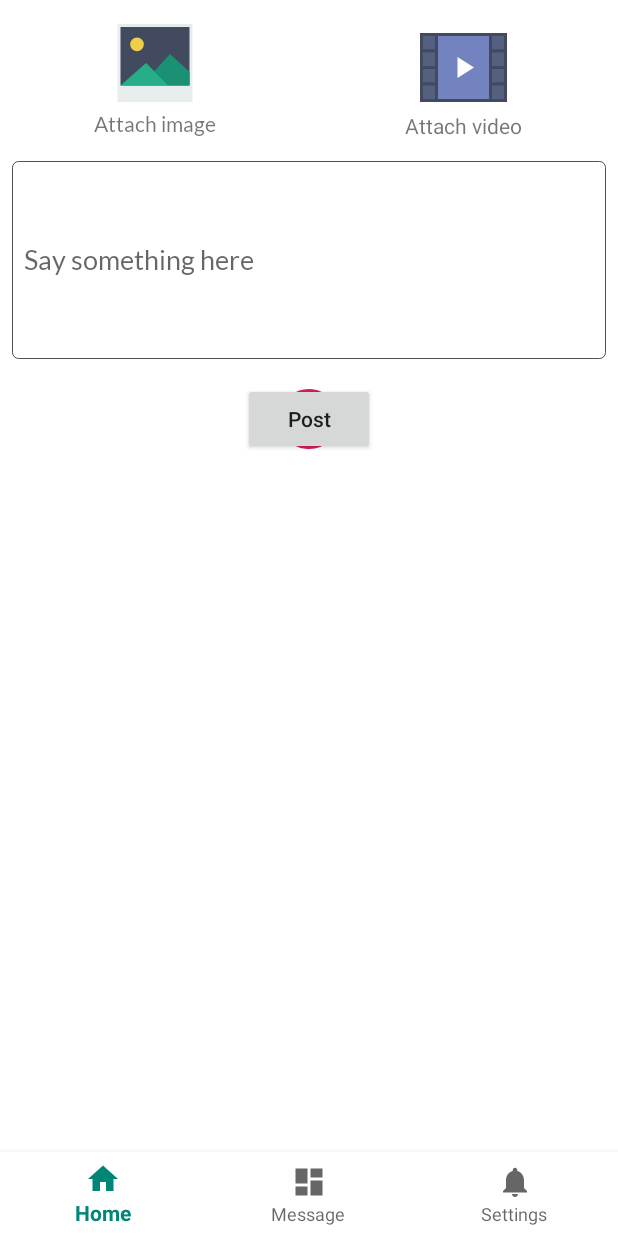
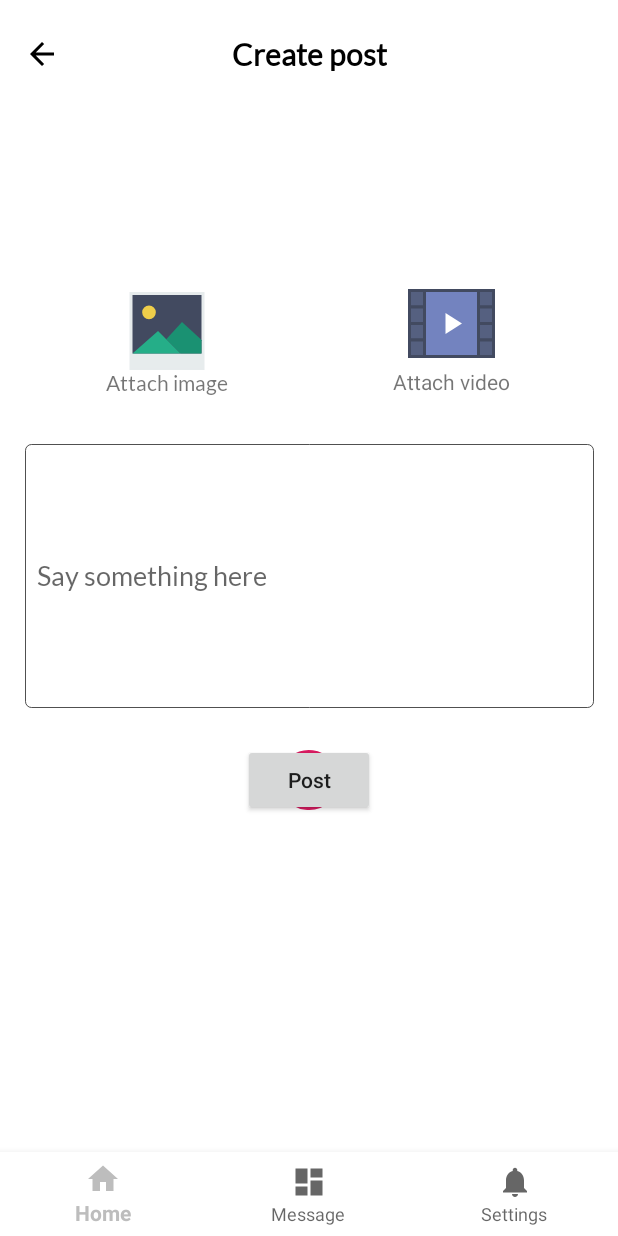
Before and after one commit to Jeff-Emuveyan/Memo, an Android app: the CreatePostFragment screen opened through its navigation route, on a phone screen of 412 x 824 dp. Run offline under Robolectric (Android 15) with nearby library versions, the phone set to English and light mode, and no system bars; our stand-ins replace Firebase (no records; nobody signed in at launch, a user with empty details on screens opened directly), Room's generated code, navigation-ui; libraries missing offline, so code that uses them is left out: com.firebase.ui.

Commit message:
UI Improvements

```diff
--- /dev/null
+++ b/app/src/main/res/drawable/ic_arrow_back_black.xml
@@ -0,0 +1,9 @@
+<vector xmlns:android="http://schemas.android.com/apk/res/android"
+        android:width="24dp"
+        android:height="24dp"
+        android:viewportWidth="24.0"
+        android:viewportHeight="24.0">
+    <path
+        android:fillColor="#FF000000"
+        android:pathData="M20,11H7.83l5.59,-5.59L12,4l-8,8 8,8 1.41,-1.41L7.83,13H20v-2z"/>
+</vector>
--- /dev/null
+++ b/app/src/main/res/drawable/ic_black_dots.xml
@@ -0,0 +1,9 @@
+<vector xmlns:android="http://schemas.android.com/apk/res/android"
+        android:width="24dp"
+        android:height="24dp"
+        android:viewportWidth="24.0"
+        android:viewportHeight="24.0">
+    <path
+        android:fillColor="#FF000000"
+        android:pathData="M12,8c1.1,0 2,-0.9 2,-2s-0.9,-2 -2,-2 -2,0.9 -2,2 0.9,2 2,2zM12,10c-1.1,0 -2,0.9 -2,2s0.9,2 2,2 2,-0.9 2,-2 -0.9,-2 -2,-2zM12,16c-1.1,0 -2,0.9 -2,2s0.9,2 2,2 2,-0.9 2,-2 -0.9,-2 -2,-2z"/>
+</vector>
--- a/app/src/main/res/layout/create_post_fragment.xml
+++ b/app/src/main/res/layout/create_post_fragment.xml
@@ -12,74 +12,73 @@
         android:id="@+id/imageView"
         android:layout_width="wrap_content"
         android:layout_height="wrap_content"
-        android:layout_marginTop="16dp"
-        app:layout_constraintEnd_toStartOf="@+id/guideline3"
-        app:layout_constraintStart_toStartOf="parent"
-        app:layout_constraintTop_toTopOf="parent"
+        app:layout_constraintBottom_toTopOf="@+id/textView5"
+        app:layout_constraintEnd_toEndOf="@+id/textView5"
+        app:layout_constraintStart_toStartOf="@+id/textView5"
         app:srcCompat="@drawable/ic_picture" />
 
     <TextView
         android:id="@+id/textView5"
         android:layout_width="wrap_content"
         android:layout_height="wrap_content"
-        android:layout_marginTop="6dp"
+        android:layout_marginBottom="32dp"
         android:fontFamily="@font/lato"
         android:text="@string/attach_image"
-        app:layout_constraintEnd_toEndOf="@+id/imageView"
-        app:layout_constraintStart_toStartOf="@+id/imageView"
-        app:layout_constraintTop_toBottomOf="@+id/imageView" />
+        app:layout_constraintBottom_toTopOf="@+id/editText"
+        app:layout_constraintEnd_toStartOf="@+id/guideline3"
+        app:layout_constraintStart_toStartOf="@+id/editText" />
 
 
     <ImageView
         android:id="@+id/imageView4"
         android:layout_width="wrap_content"
         android:layout_height="wrap_content"
-        android:layout_marginTop="16dp"
+        android:adjustViewBounds="true"
         android:fontFamily="@font/lato"
-        android:adjustViewBounds="true"
         android:scaleType="matrix"
-        app:layout_constraintEnd_toEndOf="parent"
-        app:layout_constraintStart_toStartOf="@+id/guideline3"
-        app:layout_constraintTop_toTopOf="parent"
+        app:layout_constraintBottom_toTopOf="@+id/textView6"
+        app:layout_constraintEnd_toEndOf="@+id/textView6"
+        app:layout_constraintStart_toStartOf="@+id/textView6"
         app:srcCompat="@drawable/ic_video_player" />
 
     <TextView
         android:id="@+id/textView6"
         android:layout_width="wrap_content"
         android:layout_height="wrap_content"
+        android:layout_marginBottom="32dp"
         android:text="@string/attach_video"
-        app:layout_constraintEnd_toEndOf="@+id/imageView4"
-        app:layout_constraintStart_toStartOf="@+id/imageView4"
-        app:layout_constraintTop_toBottomOf="@+id/imageView4" />
+        app:layout_constraintBottom_toTopOf="@+id/editText"
+        app:layout_constraintEnd_toEndOf="@+id/editText"
+        app:layout_constraintStart_toStartOf="@+id/guideline3" />
 
 
     <EditText
         android:id="@+id/editText"
-        android:layout_width="0dp"
+        android:layout_width="379dp"
         android:layout_height="wrap_content"
-        android:layout_marginStart="8dp"
-        android:layout_marginTop="16dp"
-        android:layout_marginEnd="8dp"
+        android:layout_marginStart="16dp"
+        android:layout_marginEnd="16dp"
+        android:background="@drawable/rectangle_lightblack_border"
         android:ems="10"
         android:fontFamily="@font/lato"
         android:hint="@string/say_something_here"
         android:inputType="textMultiLine"
-        android:lines="6"
+        android:lines="8"
         android:maxLength="200"
         android:paddingStart="8dp"
         android:paddingLeft="8dp"
         android:paddingEnd="8dp"
         android:paddingRight="8dp"
-        android:background="@drawable/rectangle_lightblack_border"
+        app:layout_constraintBottom_toTopOf="@+id/guideline"
         app:layout_constraintEnd_toEndOf="parent"
         app:layout_constraintStart_toStartOf="parent"
-        app:layout_constraintTop_toBottomOf="@+id/textView5" />
+        app:layout_constraintTop_toTopOf="@+id/guideline" />
 
     <Button
         android:id="@+id/postButton"
         android:layout_width="wrap_content"
         android:layout_height="wrap_content"
-        android:layout_marginTop="16dp"
+        android:layout_marginTop="24dp"
         android:text="@string/post"
         android:textAllCaps="false"
         app:layout_constraintEnd_toEndOf="parent"
@@ -103,5 +102,36 @@
         android:orientation="vertical"
         app:layout_constraintGuide_percent="0.5" />
 
+    <TextView
+        android:id="@+id/textView"
+        android:layout_width="wrap_content"
+        android:layout_height="wrap_content"
+        android:layout_marginTop="24dp"
+        android:fontFamily="@font/lato"
+        android:text="Create post"
+        android:textColor="@color/black"
+        android:textSize="20sp"
+        android:textStyle="bold"
+        app:layout_constraintEnd_toEndOf="parent"
+        app:layout_constraintStart_toStartOf="parent"
+        app:layout_constraintTop_toTopOf="parent" />
+
+    <androidx.constraintlayout.widget.Guideline
+        android:id="@+id/guideline"
+        android:layout_width="wrap_content"
+        android:layout_height="wrap_content"
+        android:orientation="horizontal"
+        app:layout_constraintGuide_percent="0.5" />
+
+    <ImageView
+        android:id="@+id/imageView3"
+        android:layout_width="wrap_content"
+        android:layout_height="wrap_content"
+        android:layout_marginStart="16dp"
+        android:layout_marginTop="24dp"
+        android:src="@drawable/ic_arrow_back_black"
+        app:layout_constraintStart_toStartOf="parent"
+        app:layout_constraintTop_toTopOf="parent" />
+
 
 </androidx.constraintlayout.widget.ConstraintLayout>
--- a/app/src/main/res/layout/fragment_home.xml
+++ b/app/src/main/res/layout/fragment_home.xml
@@ -15,6 +15,7 @@
         android:layout_marginEnd="8dp"
         android:textAlignment="center"
         android:textSize="20sp"
+        app:layout_constraintBottom_toBottomOf="parent"
         app:layout_constraintEnd_toEndOf="parent"
         app:layout_constraintStart_toStartOf="parent"
         app:layout_constraintTop_toTopOf="parent" />
@@ -29,4 +30,24 @@
         app:layout_constraintBottom_toBottomOf="parent"
         app:layout_constraintEnd_toEndOf="parent"
         app:srcCompat="@drawable/ic_create" />
+
+    <ImageView
+        android:id="@+id/imageView2"
+        android:layout_width="wrap_content"
+        android:layout_height="wrap_content"
+        android:layout_marginTop="24dp"
+        android:layout_marginEnd="16dp"
+        app:layout_constraintEnd_toEndOf="parent"
+        app:layout_constraintTop_toTopOf="parent"
+        app:srcCompat="@drawable/ic_black_dots" />
+
+    <ImageView
+        android:id="@+id/imageView6"
+        android:layout_width="wrap_content"
+        android:layout_height="wrap_content"
+        android:layout_marginStart="16dp"
+        android:layout_marginTop="24dp"
+        app:layout_constraintStart_toStartOf="parent"
+        app:layout_constraintTop_toTopOf="parent"
+        app:srcCompat="@drawable/ic_arrow_back_black" />
 </androidx.constraintlayout.widget.ConstraintLayout>
--- a/app/src/main/res/values/colors.xml
+++ b/app/src/main/res/values/colors.xml
@@ -1,7 +1,7 @@
 <?xml version="1.0" encoding="utf-8"?>
 <resources>
-    <color name="colorPrimary">#008577</color>
-    <color name="colorPrimaryDark">#00574B</color>
+    <color name="colorPrimary">#bdbdbd</color>
+    <color name="colorPrimaryDark">#8d8d8d</color>
     <color name="colorAccent">#D81B60</color>
     <color name="white">#ffffff</color>
     <color name="black">#000000</color>
```
